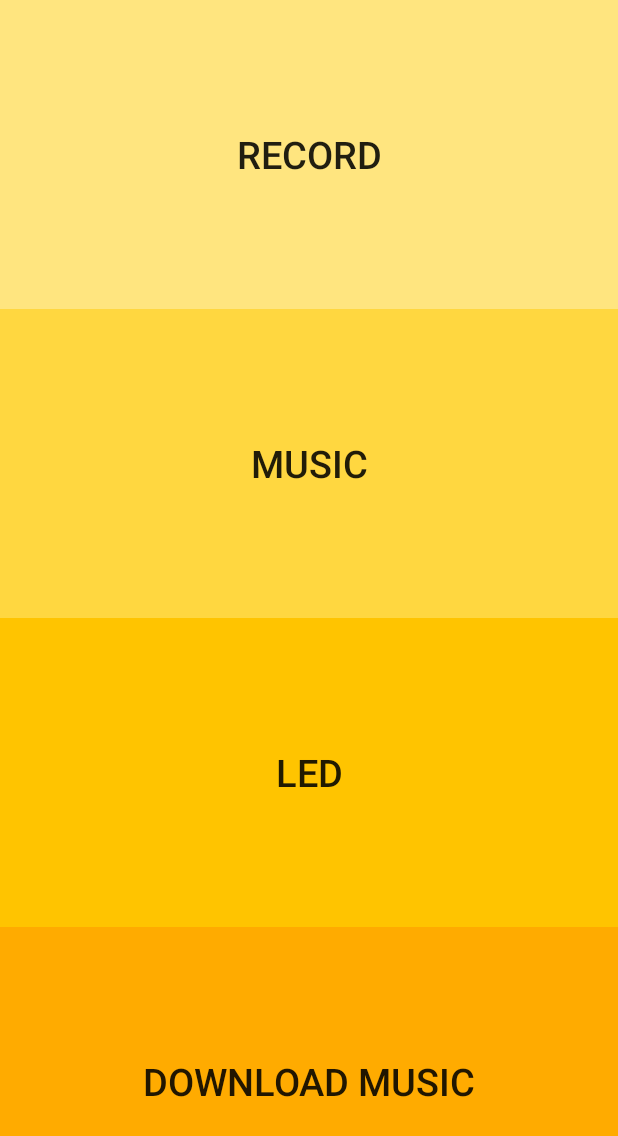
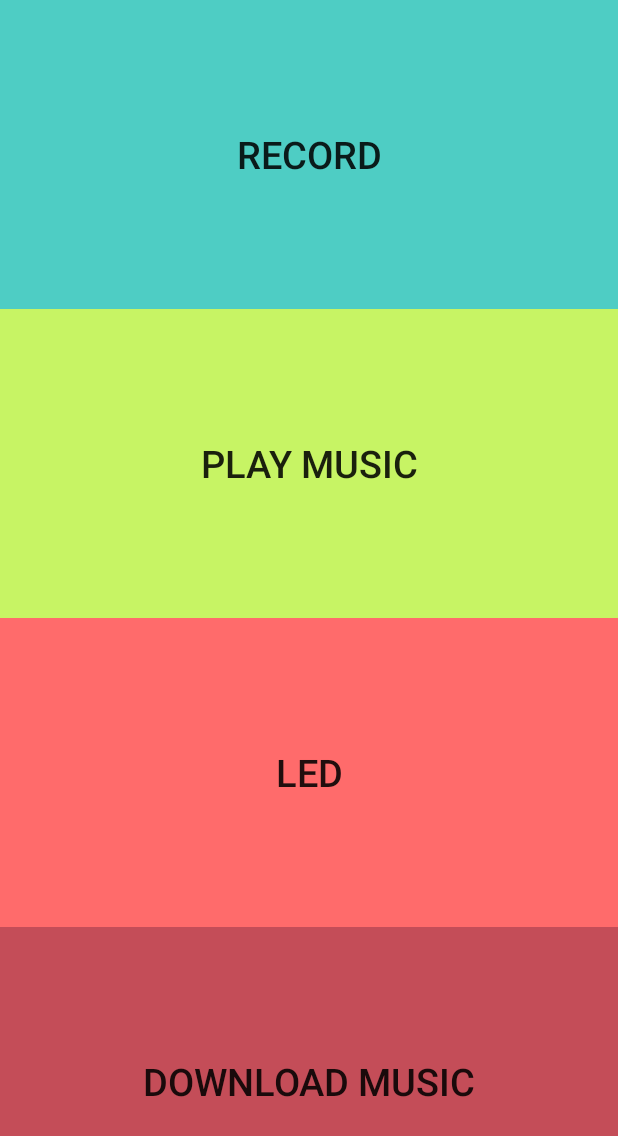
Before and after one commit to ParkMinHyun/DomoDomo_hack, an Android app: the screen it shows after launch (MainActivity), on a phone screen of 412 x 824 dp. Shown: the top 1136 px of the screen. Run offline under Robolectric (Android 15) with nearby library versions, the phone set to English and light mode, and no system bars.

Commit message:
[성민] UI작업 (스플래시 이미지 및 메뉴버튼)

```diff
--- a/Hack/app/src/main/AndroidManifest.xml
+++ b/Hack/app/src/main/AndroidManifest.xml
@@ -14,8 +14,9 @@
         android:label="@string/app_name"
         android:supportsRtl="true"
         android:theme="@style/AppTheme">
+        <activity android:name=".Splash" android:theme="@style/Theme.AppCompat.NoActionBar" />
         <activity android:name=".MainActivity"
-            android:label="@string/app_name" >
+            android:label="@string/app_name">
             <intent-filter>
                 <action android:name="android.intent.action.MAIN" />
 
--- a/Hack/app/src/main/java/ensharp/tapcorder/MainActivity.java
+++ b/Hack/app/src/main/java/ensharp/tapcorder/MainActivity.java
@@ -35,6 +35,8 @@ public class MainActivity extends BT_Preference {
         super.onCreate(savedInstanceState);
         setContentView(R.layout.activity_menu);
 
+        Intent intent=new Intent(this,Splash.class);
+        this.startActivity(intent);
 
         btn_record = (Button)findViewById(R.id.btn_Record);
         btn_record.setOnClickListener(new Button.OnClickListener(){
--- /dev/null
+++ b/Hack/app/src/main/java/ensharp/tapcorder/Splash.java
@@ -0,0 +1,26 @@
+package ensharp.tapcorder;
+
+import android.app.Activity;
+import android.os.Bundle;
+import android.os.Handler;
+
+public class Splash extends Activity {
+
+    @Override
+    protected void onCreate(Bundle savedInstanceState) {
+        // TODO Auto-generated method stub
+        super.onCreate(savedInstanceState);
+        setContentView(R.layout.splash);
+
+        Handler hd = new Handler();
+        hd.postDelayed(new Runnable() {
+
+            @Override
+            public void run() {
+                finish();       // 3 초후 이미지를 닫아버림
+            }
+        }, 3000);
+    }
+
+
+}
--- a/Hack/app/src/main/res/layout/activity_menu.xml
+++ b/Hack/app/src/main/res/layout/activity_menu.xml
@@ -15,17 +15,17 @@
         android:id="@+id/btn_Record"
         android:layout_weight="0.25"
         android:layout_gravity="center_horizontal"
-        android:background="#FFE57F"/>
+        android:background="#4ECDC4"/>
 
     <Button
         android:textSize="25dp"
         android:layout_width="match_parent"
         android:layout_height="wrap_content"
-        android:text="Music"
+        android:text="Play Music"
         android:id="@+id/btn_Music"
         android:layout_weight="0.25"
         android:layout_gravity="center_horizontal"
-        android:background="#FFD740"/>
+        android:background="#C7F464"/>
 
     <Button
         android:textSize="25dp"
@@ -35,7 +35,7 @@
         android:id="@+id/btn_LED"
         android:layout_weight="0.25"
         android:layout_gravity="center_horizontal"
-        android:background="#FFC400"
+        android:background="#FF6B6B"
         />
 
     <Button
@@ -46,6 +46,6 @@
         android:id="@+id/btn_Downmusic"
         android:layout_weight="0.25"
         android:layout_gravity="center_horizontal"
-        android:background="#FFAB00"/>
+        android:background="#C44D58"/>
 
 </LinearLayout>
--- a/Hack/app/src/main/res/values/colors.xml
+++ b/Hack/app/src/main/res/values/colors.xml
@@ -1,7 +1,7 @@
 <?xml version="1.0" encoding="utf-8"?>
 <resources>
     <color name="colorPrimary">#3F51B5</color>
-    <color name="colorPrimaryDark">#303F9F</color>
+    <color name="colorPrimaryDark">#556270</color>
     <color name="colorAccent">#FF4081</color>
     <color
         name="logo_color">#FFFF0F</color>
--- a/Hack/app/src/main/res/values/strings.xml
+++ b/Hack/app/src/main/res/values/strings.xml
@@ -1,5 +1,5 @@
 <resources>
-    <string name="app_name">TapCorder</string>
+    <string name="app_name">DomoDomo</string>
     <string name="hello_world">Hello world!</string>
     <string name="menu_settings">Settings</string>
     <string name="title_activity_main">MainActivity</string>
--- a/Hack/app/src/main/res/values/styles.xml
+++ b/Hack/app/src/main/res/values/styles.xml
@@ -1,11 +1,14 @@
 <resources>
 
     <!-- Base application theme. -->
+    <!--<style name="AppTheme" parent="Theme.AppCompat.Light.DarkActionBar">-->
+        <!-- Customize your theme here. -->
     <style name="AppTheme" parent="Theme.AppCompat.Light.DarkActionBar">
-        <!-- Customize your theme here. -->
+
         <item name="colorPrimary">@color/colorPrimary</item>
-        <item name="colorPrimaryDark">#827717</item>
+        <item name="colorPrimaryDark">#533A71</item>
         <item name="colorAccent">@color/colorAccent</item>
+
     </style>
 
 </resources>
```
Also changed, not shown: Hack/app/src/main/res/layout/activity_led.xml (+8 -1 lines), Hack/app/src/main/res/layout/activity_music.xml (+6 -5 lines), Hack/app/src/main/res/layout/activity_record.xml (+8 -1 lines), Hack/app/src/main/res/layout/splash.xml (added, +20 -0 lines), Hack/app/src/main/res/drawable-hdpi/logo.png (added), Hack/app/src/main/res/drawable-hdpi/logo2.png (added).
